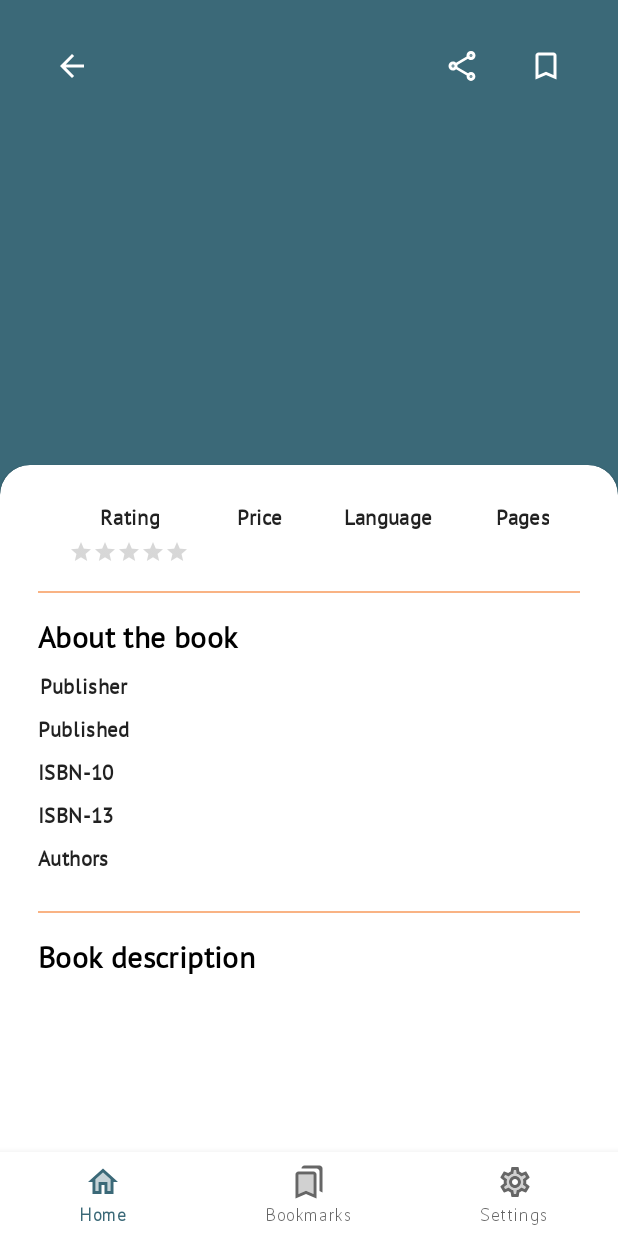
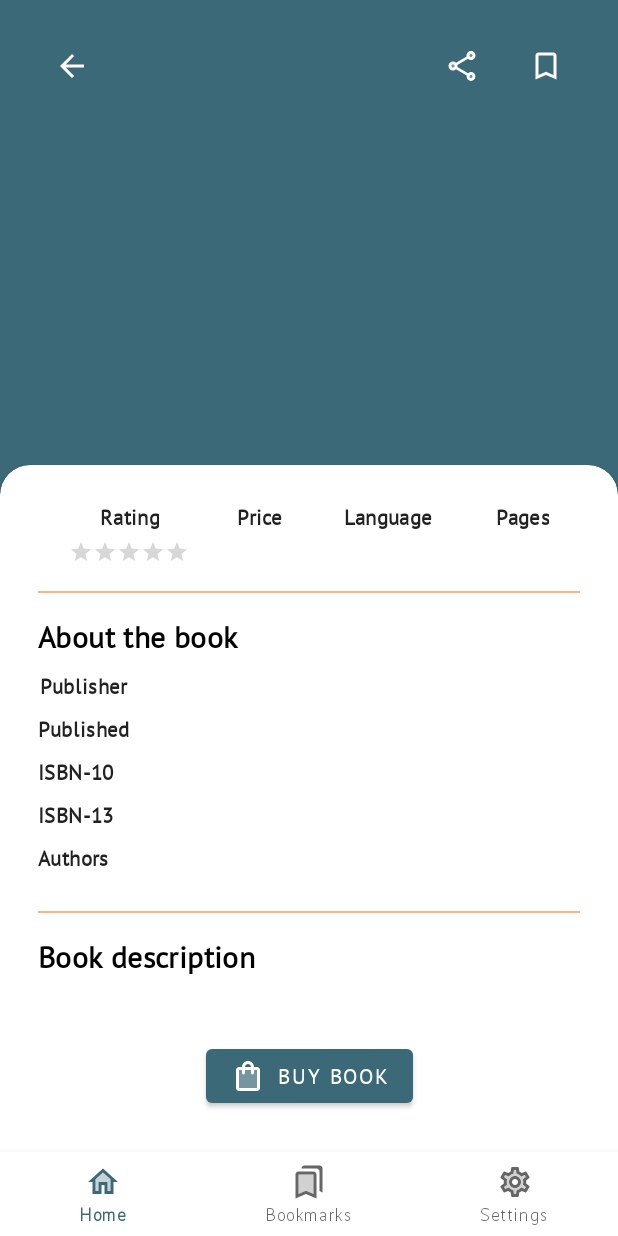
Before and after one commit to marlonlom/bookbar, an Android app: the fragment BookDetailsFragment placed in its activity, on a phone screen of 412 x 824 dp. Run offline under Robolectric (Android 15) with nearby library versions, the phone set to English and light mode, and no system bars; our stand-ins replace Room's generated code, Timber, navigation-ui; libraries missing offline, so code that uses them is left out: com.jakewharton.retrofit2; pictures from the network do not load; 9 statements that could not run were skipped.

```diff
--- a/mobile_app/build.gradle
+++ b/mobile_app/build.gradle
@@ -104,6 +104,7 @@ dependencies {
     implementation "org.jetbrains.kotlin:kotlin-stdlib-jdk8:1.5.20"
     implementation "org.jetbrains.kotlinx:kotlinx-serialization-core:1.2.2"
     implementation "org.jetbrains.kotlinx:kotlinx-serialization-json:1.2.2"
+    implementation 'androidx.browser:browser:1.3.0'
 
     kapt "androidx.room:room-compiler:2.3.0"
 
--- a/mobile_app/src/main/AndroidManifest.xml
+++ b/mobile_app/src/main/AndroidManifest.xml
@@ -30,9 +30,7 @@
         android:theme="@style/Theme.Bookbar.Splash"
         tools:ignore="AllowBackup,GoogleAppIndexingWarning">
 
-        <activity
-            android:name="dev.marlonlom.apps.bookbar.MainActivity"
-            android:exported="true">
+        <activity android:name="dev.marlonlom.apps.bookbar.MainActivity">
             <intent-filter>
                 <action android:name="android.intent.action.MAIN" />
                 <category android:name="android.intent.category.LAUNCHER" />
--- /dev/null
+++ b/mobile_app/src/main/res/drawable/ic_detail_buy.xml
@@ -0,0 +1,15 @@
+<vector xmlns:android="http://schemas.android.com/apk/res/android"
+    android:width="24dp"
+    android:height="24dp"
+    android:viewportWidth="24"
+    android:viewportHeight="24"
+    android:tint="?attr/colorControlNormal">
+  <path
+      android:fillColor="@android:color/white"
+      android:pathData="M18,20H6V8h2v2c0,0.55 0.45,1 1,1s1,-0.45 1,-1V8h4v2c0,0.55 0.45,1 1,1s1,-0.45 1,-1V8h2V20z"
+      android:strokeAlpha="0.3"
+      android:fillAlpha="0.3"/>
+  <path
+      android:fillColor="@android:color/white"
+      android:pathData="M18,6h-2c0,-2.21 -1.79,-4 -4,-4S8,3.79 8,6H6C4.9,6 4,6.9 4,8v12c0,1.1 0.9,2 2,2h12c1.1,0 2,-0.9 2,-2V8C20,6.9 19.1,6 18,6zM12,4c1.1,0 2,0.9 2,2h-4C10,4.9 10.9,4 12,4zM18,20H6V8h2v2c0,0.55 0.45,1 1,1s1,-0.45 1,-1V8h4v2c0,0.55 0.45,1 1,1s1,-0.45 1,-1V8h2V20z"/>
+</vector>
--- /dev/null
+++ b/mobile_app/src/main/res/drawable/ic_detail_download_free.xml
@@ -0,0 +1,10 @@
+<vector xmlns:android="http://schemas.android.com/apk/res/android"
+    android:width="24dp"
+    android:height="24dp"
+    android:viewportWidth="24"
+    android:viewportHeight="24"
+    android:tint="?attr/colorControlNormal">
+  <path
+      android:fillColor="@android:color/white"
+      android:pathData="M19,12v7L5,19v-7L3,12v7c0,1.1 0.9,2 2,2h14c1.1,0 2,-0.9 2,-2v-7h-2zM13,12.67l2.59,-2.58L17,11.5l-5,5 -5,-5 1.41,-1.41L11,12.67L11,3h2v9.67z"/>
+</vector>
--- a/mobile_app/src/main/res/layout/fragment_book_details.xml
+++ b/mobile_app/src/main/res/layout/fragment_book_details.xml
@@ -370,6 +370,18 @@
                     app:layout_constraintTop_toBottomOf="@id/label_detail_description"
                     tools:text="@sample/details.json/data/desc" />
 
+                <com.google.android.material.button.MaterialButton
+                    android:id="@+id/btn_book_buy_or_download"
+                    style="@style/Widget.MaterialComponents.Button"
+                    android:layout_width="wrap_content"
+                    android:layout_height="wrap_content"
+                    android:layout_marginTop="20dp"
+                    android:text="@string/btn_label_detail_buy_book"
+                    app:icon="@drawable/ic_detail_buy"
+                    app:iconSize="24dp"
+                    app:layout_constraintEnd_toEndOf="parent"
+                    app:layout_constraintStart_toStartOf="parent"
+                    app:layout_constraintTop_toBottomOf="@id/text_detail_description" />
 
             </androidx.constraintlayout.widget.ConstraintLayout>
 
--- a/mobile_app/src/main/res/values/strings.xml
+++ b/mobile_app/src/main/res/values/strings.xml
@@ -63,4 +63,7 @@
     <string name="label_detail_published">Published</string>
     <string name="label_detail_isbn10">ISBN-10</string>
     <string name="label_detail_isbn13">ISBN-13</string>
+    <string name="btn_label_detail_buy_book">Buy book</string>
+    <string name="btn_label_detail_download_book">Download book</string>
+    <string name="url_detail_buy_book" translatable="false">https://itbook.store/go/buy/%1$s</string>
 </resources>
```
Also changed, not shown: mobile_app/src/main/kotlin/dev/marlonlom/apps/bookbar/detail/BookDetailsContract.kt (+6 -3 lines), mobile_app/src/main/kotlin/dev/marlonlom/apps/bookbar/detail/BookDetailsFragment.kt (+43 -1 lines).
